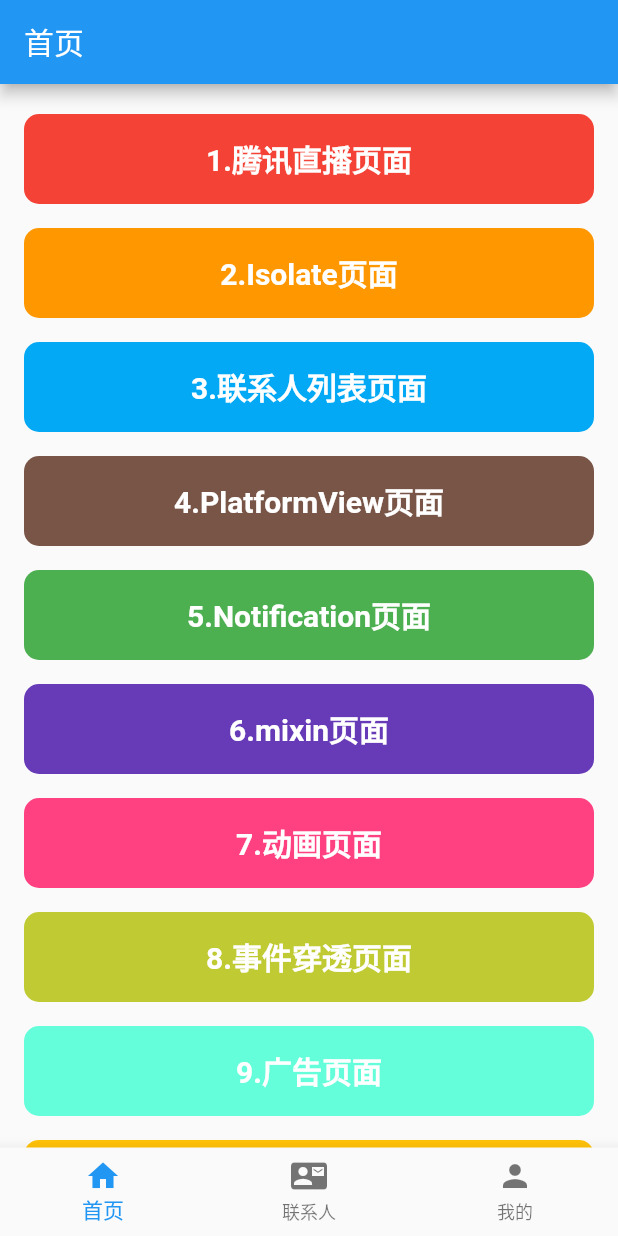
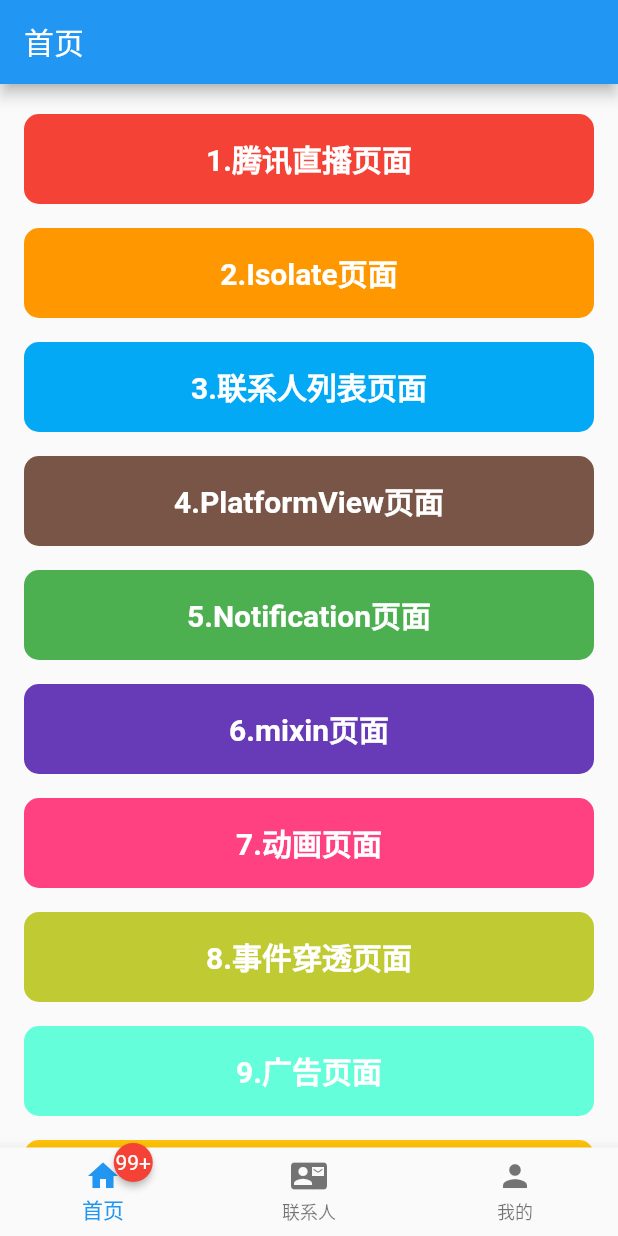
Before and after one commit to waitwalker/my_gallery, a Flutter app: the screen it shows after launch, on a phone screen of 412 x 824 dp. Run offline on Flutter 3.47's test engine with Material 2 defaults, Android fonts, the light colour scheme and no system bars; drawn by our look-alikes of badges; our stand-ins replace event_bus, fl_chart, flutter_easyrefresh, flutter_screenutil, flutter_svg, fluttertoast and 4 more; missing offline and left inert: flutter_universalad, lpinyin, random_color.

Commit message:
设置角标

```diff
--- a/lib/modules/flu_app/entrance/flu_bottom_navigation_bar_page.dart
+++ b/lib/modules/flu_app/entrance/flu_bottom_navigation_bar_page.dart
@@ -1,3 +1,4 @@
+import 'package:badges/badges.dart';
 import 'package:flutter/material.dart';
 import 'package:flutter_screenutil/flutter_screenutil.dart';
 import 'package:my_gallery/modules/flu_app/home_module/home_page.dart';
@@ -45,16 +46,24 @@ class _FluBottomNavigationBarPageState extends State<FluBottomNavigationBarPage>
           });
         },
         type: BottomNavigationBarType.fixed,
-        items: const [
+        items: [
           BottomNavigationBarItem(
             label: "首页",
-            icon: Icon(Icons.home),
+            icon: Badge(
+              position: BadgePosition.topEnd(top: -10, end: -25),
+              badgeContent: const Text(
+                "99+",
+                style: TextStyle(color: Colors.white),
+              ),
+              child: const Icon(Icons.home),
+            ),
           ),
-          BottomNavigationBarItem(
+
+          const BottomNavigationBarItem(
             label: "联系人",
             icon: Icon(Icons.contact_mail),
           ),
-          BottomNavigationBarItem(
+          const BottomNavigationBarItem(
             label: "我的",
             icon: Icon(Icons.person),
           ),
--- a/lib/modules/flu_app/flu_app.dart
+++ b/lib/modules/flu_app/flu_app.dart
@@ -2,7 +2,6 @@ import 'package:flutter/material.dart';
 import 'package:my_gallery/modules/flu_app/animation/position_animation_view_model.dart';
 import 'package:my_gallery/modules/flu_app/common/deep_links/deep_links_manager.dart';
 import 'package:my_gallery/modules/flu_app/home_module/home_change_notifier.dart';
-import 'package:my_gallery/modules/flu_app/home_module/home_page.dart';
 import 'package:my_gallery/modules/flu_app/personal/personal_change_notifier.dart';
 import 'package:my_gallery/modules/flu_app/router/flu_route_information_parser.dart';
 import 'package:my_gallery/modules/flu_app/router/flu_router_page_api.dart';
--- a/lib/modules/flu_app/router/flu_router_page_api.dart
+++ b/lib/modules/flu_app/router/flu_router_page_api.dart
@@ -128,9 +128,7 @@ class FluRouterPageAPI {
   }
   static FluRouterPageAPI? _sharedInstance;
   static FluRouterPageAPI? _getInstance() {
-    if (_sharedInstance == null) {
-      _sharedInstance = FluRouterPageAPI._internal();
-    }
+    _sharedInstance ??= FluRouterPageAPI._internal();
     return _sharedInstance;
   }
 
--- a/pubspec.yaml
+++ b/pubspec.yaml
@@ -55,6 +55,8 @@ dependencies:
   url_launcher: ^6.0.20
   flutter_easyrefresh: ^2.2.1
   flutter_screenutil: ^5.3.1
+  # 角标组件
+  badges: ^2.0.2
 
 dev_dependencies:
   flutter_test:
```
Also changed, not shown: pubspec.lock.
